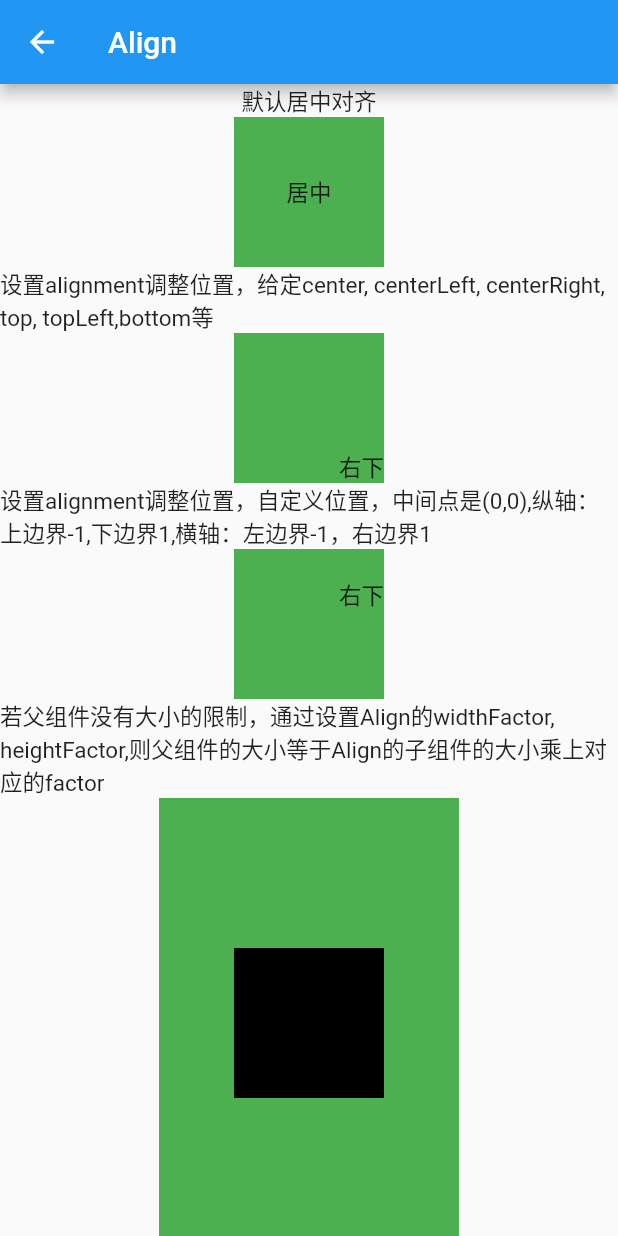
After one commit to wangpeibao/flutter_learn, a Flutter app: the MyAlign screen opened by its route, on a phone screen of 412 x 824 dp. The commit adds this screen. Run offline on Flutter 3.47's test engine with Material 2 defaults, Android fonts, the phone set to English and light mode, and no system bars.

Commit message:
Align和Center

```diff
--- a/lib/main.dart
+++ b/lib/main.dart
@@ -1,6 +1,7 @@
 import 'package:flutter/material.dart';
 import 'package:flutter_learn/pages/learn_aboutdialog.dart';
 import 'package:flutter_learn/pages/learn_alertdialog.dart';
+import 'package:flutter_learn/pages/learn_align.dart';
 import 'package:flutter_localizations/flutter_localizations.dart';
 
 void main() => runApp(MyApp());
@@ -28,6 +29,7 @@ class MyApp extends StatelessWidget {
         "/index": (context) => Index(),
         "/learn_aboutdialog": (context) => MyAboutDialog(),
         "/learn_alertdialog": (context) => MyAlertDialog(),
+        "/learn_align": (context) => MyAlign(),
       },
       localizationsDelegates: [
         //此处
@@ -48,7 +50,8 @@ class Index extends StatelessWidget {
 
   var items = [
     {"name": "AboutDialog", "next": "/learn_aboutdialog"},
-    {"name": "AlertDialog", "next": "/learn_alertdialog"}
+    {"name": "AlertDialog", "next": "/learn_alertdialog"},
+    {"name": "Align", "next": "/learn_align"}
   ];
 
   @override
--- /dev/null
+++ b/lib/pages/learn_align.dart
@@ -0,0 +1,63 @@
+// Align组件是控制子组件位置的
+
+import 'package:flutter/material.dart';
+
+class MyAlign extends StatelessWidget{
+  @override
+  Widget build(BuildContext context) {
+    return Scaffold(
+      appBar: AppBar(title: Text("Align"),),
+      body: SingleChildScrollView(
+        child: Column(
+          children: <Widget>[
+            Text("默认居中对齐"),
+            Container(
+              width: 100,
+              height: 100,
+              color: Colors.green,
+              child: Align(
+                child: Text("居中"),
+              ),
+            ),
+            Text("设置alignment调整位置，给定center, centerLeft, centerRight, top, topLeft,bottom等"),
+            Container(
+              width: 100,
+              height: 100,
+              color: Colors.green,
+              child: Align(
+                child: Text("右下"),
+                alignment: Alignment.bottomRight
+              ),
+            ),
+            Text("设置alignment调整位置，自定义位置，中间点是(0,0),纵轴：上边界-1,下边界1,横轴：左边界-1，右边界1"),
+            Container(
+              width: 100,
+              height: 100,
+              color: Colors.green,
+              child: Align(
+                  child: Text("右下"),
+                  alignment: Alignment(1, -0.5)
+              ),
+            ),
+            Text("若父组件没有大小的限制，通过设置Align的widthFactor, heightFactor,则父组件的大小等于Align的子组件的大小乘上对应的factor"),
+            Container(
+              color: Colors.green,
+              child: Align(
+                widthFactor: 2,
+                heightFactor: 3,
+                child: Container(width: 100, height: 100, color: Colors.black,),
+              ),
+            ),
+            Text("Center组件继承于Align,子组件居中"),
+            Container(
+              width: 100,
+              height: 100,
+              color: Colors.green,
+              child: Center(child: Text("居中"),),
+            )
+          ],
+        ),
+      )
+    );
+  }
+}
```
